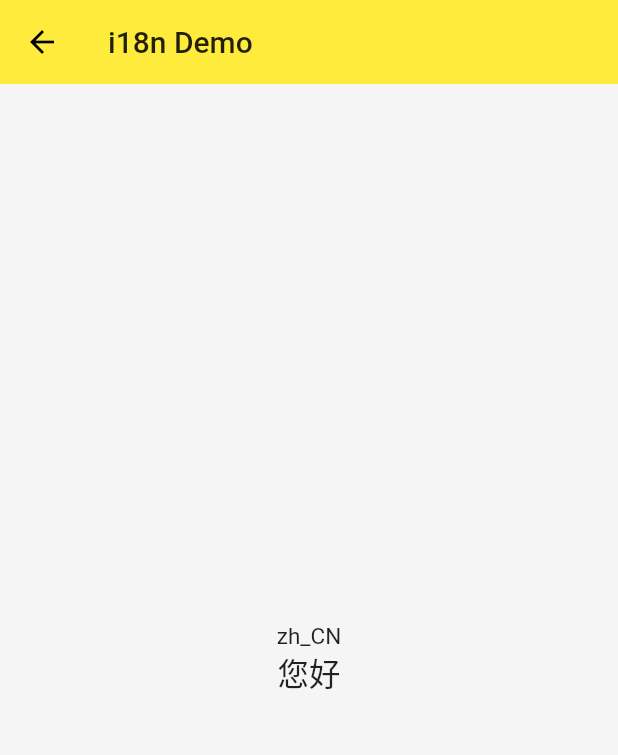
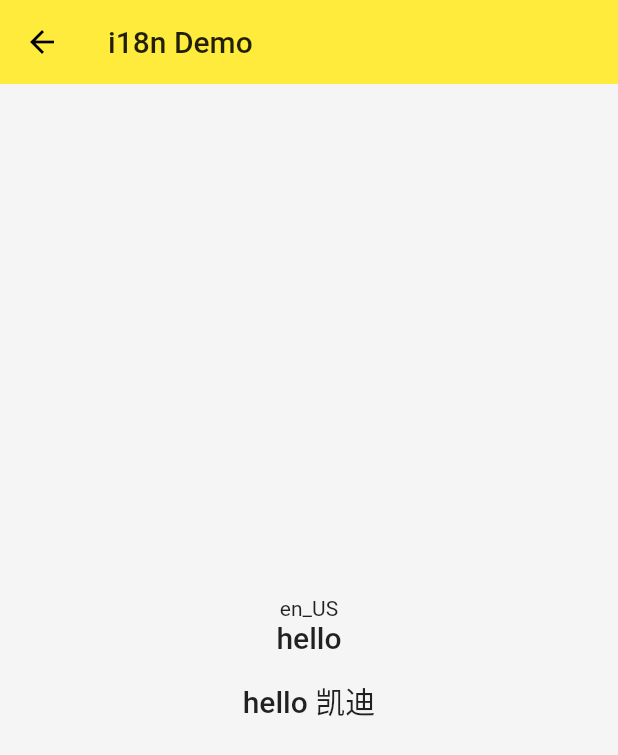
Before and after one commit to IPOSDai/Flutter_Ninghao, a Flutter app: the I18nDemoPage screen opened directly, on a phone screen of 412 x 824 dp. Shown: the top 755 px of the screen. Run offline on Flutter 3.47's test engine with Material 2 defaults, Android fonts, the phone set to English and light mode, and no system bars; our stand-ins replace rxdart; network calls fail.

Commit message:
1，i18l

```diff
--- a/flutter_ninghao/lib/locale_supports/intl/intl_location.dart
+++ b/flutter_ninghao/lib/locale_supports/intl/intl_location.dart
@@ -1,4 +1,8 @@
 import 'package:intl/intl.dart';
+import 'package:flutter/material.dart';
+import 'package:flutter/foundation.dart' show SynchronousFuture;
+
+import 'locale_demo_messages_all.dart';
 
 class IntlDemoLocalizations {
   String get title => Intl.message(
@@ -7,10 +11,79 @@ class IntlDemoLocalizations {
     desc: 'demo localizations',
   );
 
+  String get tabbar_home => Intl.message(
+    'Home',
+    name: 'tabbar_home',
+    desc: 'tabbar home',
+  );
+
+  String get tabbar_explore => Intl.message(
+    'Explore',
+    name: 'tabbar_home',
+    desc: 'tabbar home',
+  );
+
+  String get tabbar_home => Intl.message(
+    'Home',
+    name: 'tabbar_home',
+    desc: 'tabbar home',
+  );
+
+  String get tabbar_home => Intl.message(
+    'Home',
+    name: 'tabbar_home',
+    desc: 'tabbar home',
+  );
+
+
   String greet(String name) => Intl.message(
     'hello $name',
     name: 'greet',
     desc: 'greet someone.',
     args: [name],
   );
+
+  static IntlDemoLocalizations of(BuildContext context) {
+    return Localizations.of<IntlDemoLocalizations>(
+      context,
+      IntlDemoLocalizations,
+    );
+  }
+
+
+  static Future<IntlDemoLocalizations> load(Locale locale) {
+    // TODO: implement load
+    final String name =
+       locale.countryCode.isEmpty ? locale.languageCode : locale.toString();
+
+    final String localeName = Intl.canonicalizedLocale(name);
+
+    return initializeMessages(localeName).then((bool _) {
+      Intl.defaultLocale = localeName;
+      return IntlDemoLocalizations();
+    });
+
+  }
 }
+
+class IntlDemoLocalizationsDelegate extends LocalizationsDelegate<IntlDemoLocalizations> {
+  IntlDemoLocalizationsDelegate();
+
+  @override
+  Future<IntlDemoLocalizations> load(Locale locale) {
+    // TODO: implement load
+    return IntlDemoLocalizations.load(locale);
+  }
+
+  @override
+  bool isSupported(Locale locale) {
+    // TODO: implement isSupported
+    return true;
+  }
+
+  @override
+  bool shouldReload(LocalizationsDelegate<IntlDemoLocalizations> old) {
+    // TODO: implement shouldReload
+    return false;
+  }
+}
--- a/flutter_ninghao/lib/locale_supports/intl/locale_demo_messages_all.dart
+++ b/flutter_ninghao/lib/locale_supports/intl/locale_demo_messages_all.dart
@@ -10,12 +10,15 @@ import 'package:intl/message_lookup_by_library.dart';
 import 'package:intl/src/intl_helpers.dart';
 
 import 'locale_demo_messages_en.dart' as messages_en;
+import 'locale_demo_messages_messages.dart' as messages_messages;
 import 'locale_demo_messages_zh.dart' as messages_zh;
 
 typedef Future<dynamic> LibraryLoader();
 Map<String, LibraryLoader> _deferredLibraries = {
 // ignore: unnecessary_new
   'en': () => new Future.value(null),
+// ignore: unnecessary_new
+  'messages': () => new Future.value(null),
 // ignore: unnecessary_new
   'zh': () => new Future.value(null),
 };
@@ -24,6 +27,8 @@ MessageLookupByLibrary _findExact(localeName) {
   switch (localeName) {
     case 'en':
       return messages_en.messages;
+    case 'messages':
+      return messages_messages.messages;
     case 'zh':
       return messages_zh.messages;
     default:
--- a/flutter_ninghao/lib/main.dart
+++ b/flutter_ninghao/lib/main.dart
@@ -9,6 +9,7 @@ import './page_demo/navigator_page.dart';
 import './help.dart';
 import 'package:flutter_localizations/flutter_localizations.dart';
 import 'package:flutter_ninghao/locale_supports/local_utils.dart';
+import 'package:flutter_ninghao/locale_supports/intl/intl_location.dart';
 
 void main() {
 
@@ -27,12 +28,13 @@ class ZXXApp extends StatelessWidget {
     FocusScope.of(context).requestFocus(FocusNode());
     // TODO: implement build
     return MaterialApp(
-//      locale: Locale('en', "US"),
-      locale: Locale('zh', "CN"),
+      locale: Locale('en', "US"),
+//      locale: Locale('zh', "CN"),
 //      localeResolutionCallback: (Locale locale, Iterable<Locale> supports) {
 //        return Locale('en', "US");
 //      },
       localizationsDelegates: [
+        IntlDemoLocalizationsDelegate(),
         LocaleDemoDelegate(),
         GlobalMaterialLocalizations.delegate,
         GlobalWidgetsLocalizations.delegate,
--- a/flutter_ninghao/lib/page_demo/i18n_page.dart
+++ b/flutter_ninghao/lib/page_demo/i18n_page.dart
@@ -1,5 +1,6 @@
 import 'package:flutter/material.dart';
 import 'package:flutter_ninghao/locale_supports/local_utils.dart';
+import 'package:flutter_ninghao/locale_supports/intl/intl_location.dart';
 
 
 class I18nDemoPage extends StatelessWidget {
@@ -22,6 +23,12 @@ class I18nDemoPage extends StatelessWidget {
               Localizations.of(context, LocaleUtils).title,
               style: Theme.of(context).textTheme.title,
             ),
+            SizedBox(height: 16.0,),
+
+            Text(
+              IntlDemoLocalizations.of(context).greet("凯迪"),
+              style: Theme.of(context).textTheme.title,
+            ),
           ],
         ),
       ),
```
Also changed, not shown: flutter_ninghao/lib/locale_supports/intl/intl_messages.arb (added, +17 -0 lines), flutter_ninghao/lib/locale_supports/intl/locale_demo_messages_messages.dart (added, +30 -0 lines).
